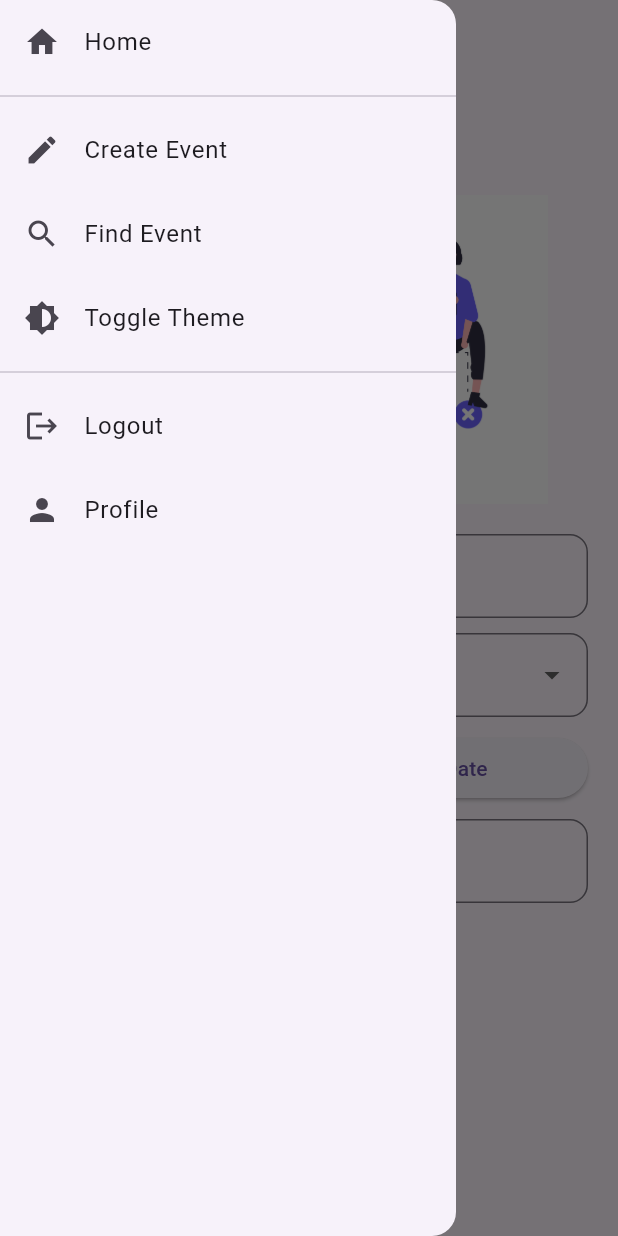
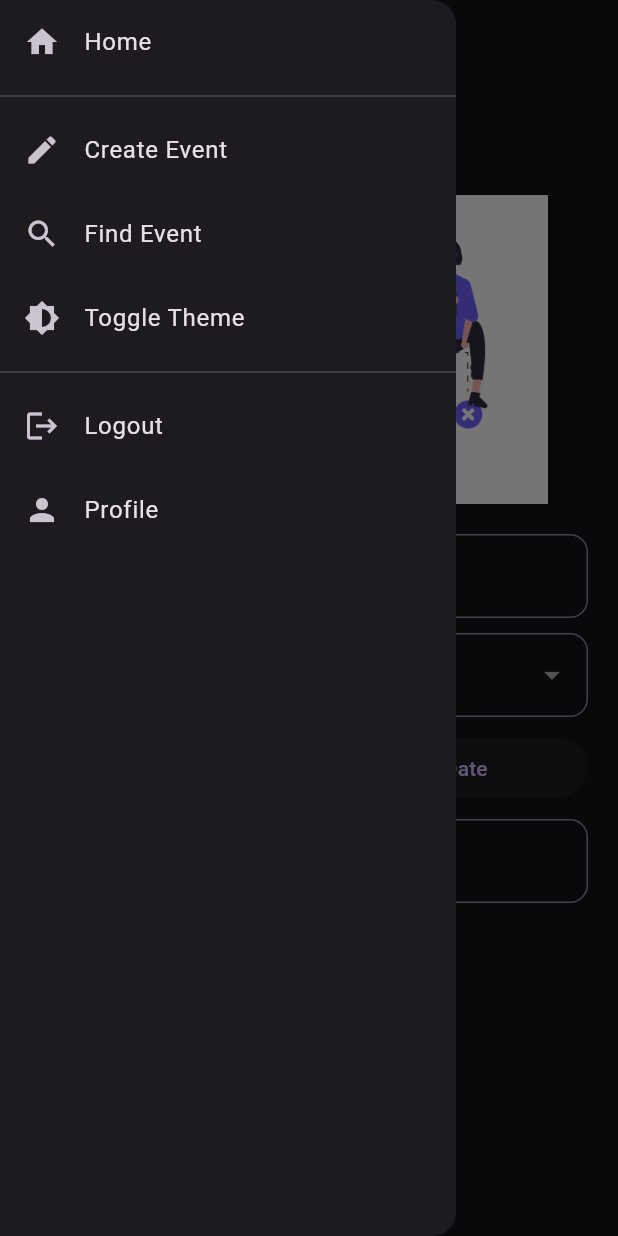
Before and after one commit to Tonaram/proyecto_e2_app, a Flutter app: the CreateEventScreen screen opened by its route, in the side drawer, after a tap on "Toggle Theme", on a phone screen of 412 x 824 dp. Run offline on Flutter 3.47's test engine with Material 3 defaults, Android fonts, the phone set to English and light mode, and no system bars; our stand-ins replace firebase_auth, firebase_core, permission_handler; accounts and stored records are empty.

Commit message:
modified sidebar when not auth, fixed toggle theme

```diff
--- a/lib/main.dart
+++ b/lib/main.dart
@@ -34,20 +34,20 @@ class MyApp extends StatelessWidget {
         ChangeNotifierProvider(create: (context) => ThemeManager()),
         ChangeNotifierProvider(create: (context) => EventProvider()),
         StreamProvider<User?>.value(
-          value: AuthService().authStateChanges, // estado de autenticación a través de la app
+          value: AuthService().authStateChanges,
           initialData: null,
         ),
       ],
-      // Se utiliza Builder para crear un nuevo BuildContext que tendrá acceso a los providers.
-      child: Builder(
-        builder: (context) => MaterialApp(
+      child: Consumer<ThemeManager>(
+        builder: (context, themeManager, _) {
+          return MaterialApp(
             title: 'E-VENTe',
             theme: ThemeData(
               primarySwatch: Colors.blueGrey,
               visualDensity: VisualDensity.adaptivePlatformDensity,
             ),
             darkTheme: ThemeData.dark(),
-          themeMode: Provider.of<ThemeManager>(context, listen: false).themeMode, // `listen: false` para evitar que se reconstruya el widget
+            themeMode: themeManager.themeMode, // Accede al themeMode directamente desde el ThemeManager
             initialRoute: '/permissions',
             routes: {
               '/permissions': (context) => const PermissionsScreen(),
@@ -60,7 +60,8 @@ class MyApp extends StatelessWidget {
               '/createEvent': (context) => const CreateEventScreen(),
               '/findEvent': (context) => const FindEventScreen(),
             },
-        ),
+          );
+        },
       ),
     );
   }
--- a/lib/widgets/sidebar.dart
+++ b/lib/widgets/sidebar.dart
@@ -43,8 +43,7 @@ class Sidebar extends StatelessWidget {
             leading: const Icon(Icons.brightness_6),
             title: const Text('Toggle Theme'),
             onTap: () {
-              final themeManager = Provider.of<ThemeManager>(context, listen: false);
-              themeManager.toggleTheme();
+              Provider.of<ThemeManager>(context, listen: false).toggleTheme();
             },
           ),
           const Divider(),
@@ -68,6 +67,7 @@ class Sidebar extends StatelessWidget {
                 );
               },
             ),
+          if (user != null) // Si el usuario está loggeado, mostrar botón de perfil
             ListTile(
               leading: const Icon(Icons.person),
               title: const Text('Profile'),
```
Lines whose indentation alone changed are shown as unchanged.
